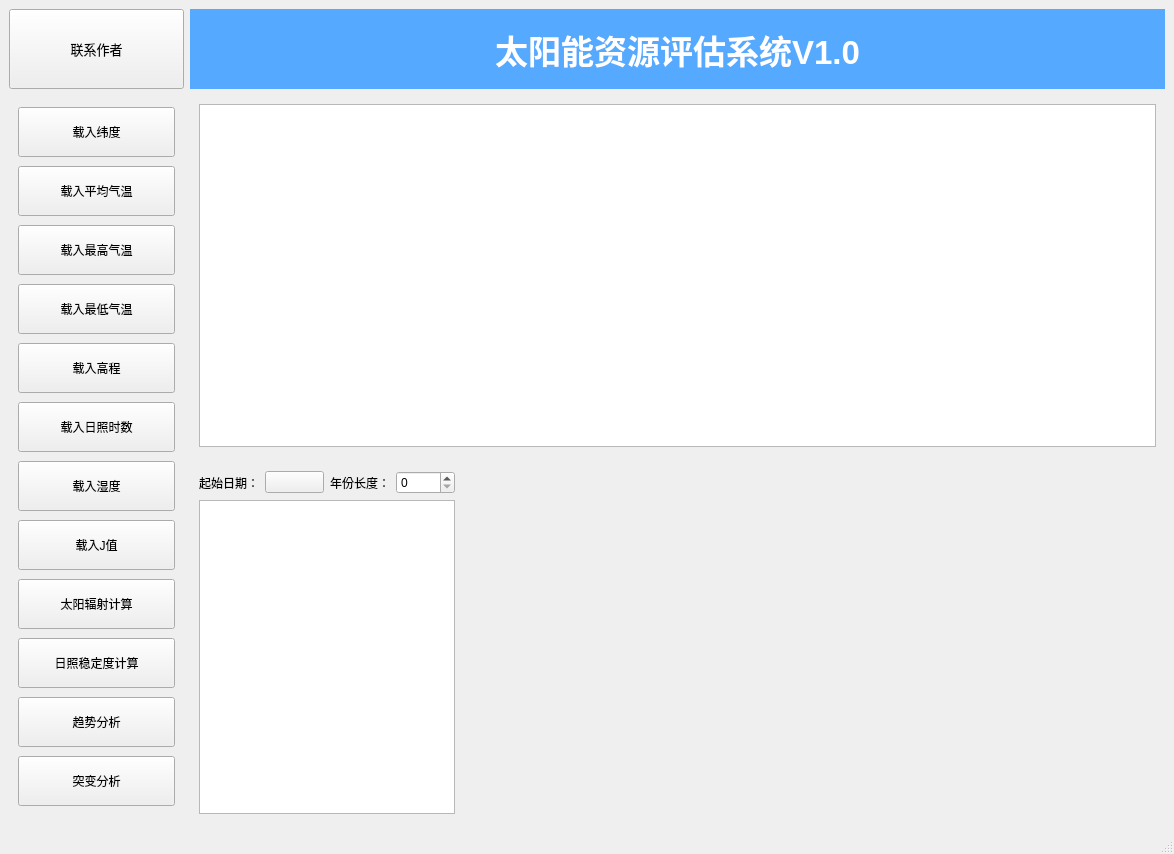
Jim2742514076/Solar_energy_evaluate_system, file ui/solar_energy.ui: the form before one commit.
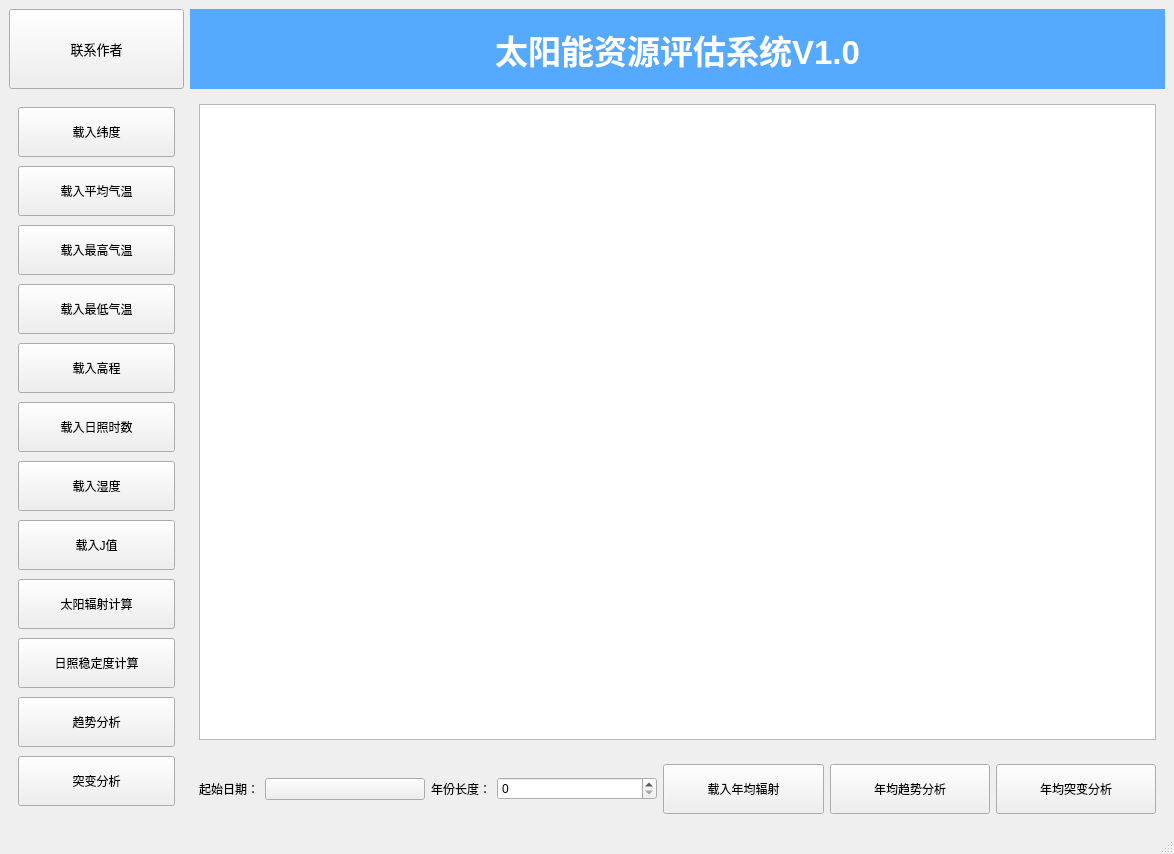
The form after the commit. Custom widgets are drawn as their Qt base class.

```diff
--- a/ui/solar_energy.ui
+++ b/ui/solar_energy.ui
@@ -18,7 +18,7 @@
     <item row="1" column="0" rowspan="2">
      <widget class="CardWidget" name="CardWidget">
       <property name="sizePolicy">
-       <sizepolicy hsizetype="Minimum" vsizetype="Preferred">
+       <sizepolicy hsizetype="Fixed" vsizetype="Preferred">
         <horstretch>0</horstretch>
         <verstretch>0</verstretch>
        </sizepolicy>
@@ -246,66 +246,6 @@
       </layout>
      </widget>
     </item>
-    <item row="2" column="2">
-     <widget class="CardWidget" name="CardWidget_4">
-      <layout class="QVBoxLayout" name="verticalLayout_3">
-       <item>
-        <widget class="QLabel" name="label">
-         <property name="sizePolicy">
-          <sizepolicy hsizetype="Expanding" vsizetype="Preferred">
-           <horstretch>0</horstretch>
-           <verstretch>0</verstretch>
-          </sizepolicy>
-         </property>
-         <property name="text">
-          <string/>
-         </property>
-        </widget>
-       </item>
-      </layout>
-     </widget>
-    </item>
-    <item row="2" column="1">
-     <widget class="CardWidget" name="CardWidget_3">
-      <layout class="QGridLayout" name="gridLayout_2">
-       <item row="1" column="3">
-        <widget class="SpinBox" name="SpinBox">
-         <property name="maximum">
-          <number>300</number>
-         </property>
-        </widget>
-       </item>
-       <item row="1" column="0">
-        <widget class="QLabel" name="label_2">
-         <property name="text">
-          <string>起始日期：</string>
-         </property>
-        </widget>
-       </item>
-       <item row="1" column="2">
-        <widget class="QLabel" name="label_3">
-         <property name="text">
-          <string>年份长度：</string>
-         </property>
-        </widget>
-       </item>
-       <item row="3" column="0" colspan="4">
-        <widget class="TextEdit" name="TextEdit">
-         <property name="font">
-          <font>
-           <pointsize>15</pointsize>
-           <weight>50</weight>
-           <bold>false</bold>
-          </font>
-         </property>
-        </widget>
-       </item>
-       <item row="1" column="1">
-        <widget class="ZhDatePicker" name="ZhDatePicker"/>
-       </item>
-      </layout>
-     </widget>
-    </item>
     <item row="0" column="1" colspan="2">
      <widget class="DisplayLabel" name="DisplayLabel">
       <property name="sizePolicy">
@@ -366,6 +306,105 @@
       </property>
      </widget>
     </item>
+    <item row="2" column="1" colspan="2">
+     <widget class="CardWidget" name="CardWidget_3">
+      <layout class="QGridLayout" name="gridLayout_2">
+       <item row="1" column="3">
+        <widget class="SpinBox" name="SpinBox">
+         <property name="maximum">
+          <number>300</number>
+         </property>
+        </widget>
+       </item>
+       <item row="1" column="2">
+        <widget class="QLabel" name="label_3">
+         <property name="sizePolicy">
+          <sizepolicy hsizetype="Fixed" vsizetype="Preferred">
+           <horstretch>0</horstretch>
+           <verstretch>0</verstretch>
+          </sizepolicy>
+         </property>
+         <property name="text">
+          <string>年份长度：</string>
+         </property>
+        </widget>
+       </item>
+       <item row="1" column="6">
+        <widget class="PushButton" name="PushButton_17">
+         <property name="sizePolicy">
+          <sizepolicy hsizetype="Minimum" vsizetype="Fixed">
+           <horstretch>0</horstretch>
+           <verstretch>0</verstretch>
+          </sizepolicy>
+         </property>
+         <property name="minimumSize">
+          <size>
+           <width>0</width>
+           <height>50</height>
+          </size>
+         </property>
+         <property name="text">
+          <string>年均突变分析</string>
+         </property>
+        </widget>
+       </item>
+       <item row="1" column="5">
+        <widget class="PushButton" name="PushButton_16">
+         <property name="sizePolicy">
+          <sizepolicy hsizetype="Minimum" vsizetype="Fixed">
+           <horstretch>0</horstretch>
+           <verstretch>0</verstretch>
+          </sizepolicy>
+         </property>
+         <property name="minimumSize">
+          <size>
+           <width>0</width>
+           <height>50</height>
+          </size>
+         </property>
+         <property name="text">
+          <string>年均趋势分析</string>
+         </property>
+        </widget>
+       </item>
+       <item row="1" column="0">
+        <widget class="QLabel" name="label_2">
+         <property name="sizePolicy">
+          <sizepolicy hsizetype="Fixed" vsizetype="Preferred">
+           <horstretch>0</horstretch>
+           <verstretch>0</verstretch>
+          </sizepolicy>
+         </property>
+         <property name="text">
+          <string>起始日期：</string>
+         </property>
+        </widget>
+       </item>
+       <item row="1" column="4">
+        <widget class="PushButton" name="PushButton_15">
+         <property name="sizePolicy">
+          <sizepolicy hsizetype="Minimum" vsizetype="Fixed">
+           <horstretch>0</horstretch>
+           <verstretch>0</verstretch>
+          </sizepolicy>
+         </property>
+         <property name="minimumSize">
+          <size>
+           <width>0</width>
+           <height>50</height>
+          </size>
+         </property>
+         <property name="text">
+          <string>载入年均辐射</string>
+         </property>
+        </widget>
+       </item>
+       <item row="1" column="1">
+        <widget class="ZhDatePicker" name="ZhDatePicker"/>
+       </item>
+      </layout>
+     </widget>
+    </item>
    </layout>
   </widget>
   <widget class="QMenuBar" name="menubar">
@@ -407,11 +446,6 @@
    <extends>QLabel</extends>
    <header>qfluentwidgets</header>
   </customwidget>
-  <customwidget>
-   <class>TextEdit</class>
-   <extends>QTextEdit</extends>
-   <header>qfluentwidgets</header>
-  </customwidget>
   <customwidget>
    <class>SpinBox</class>
    <extends>QSpinBox</extends>
```
